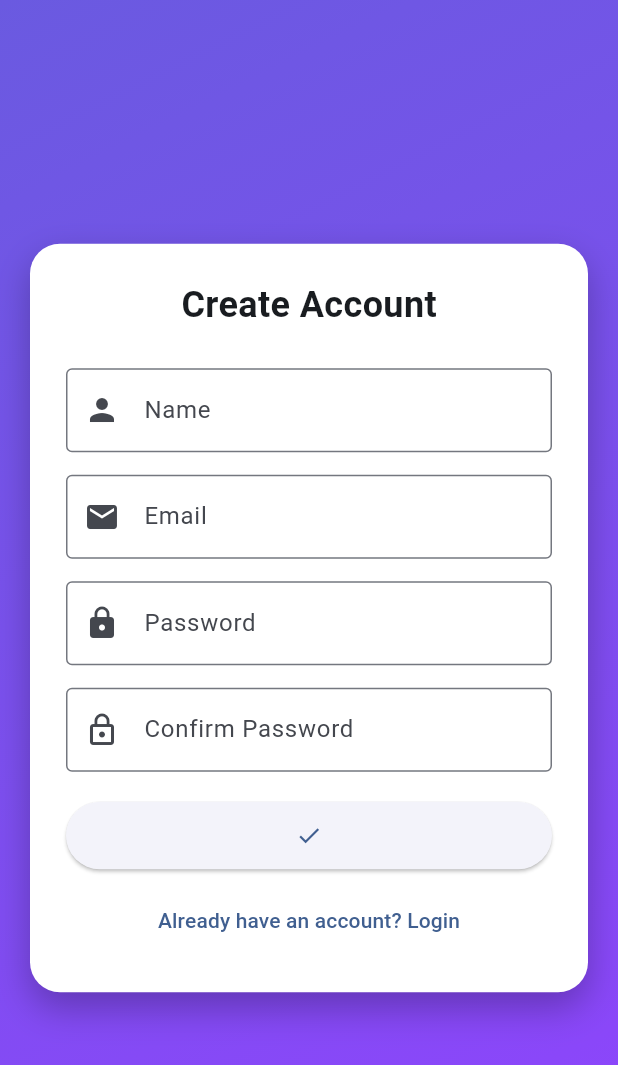
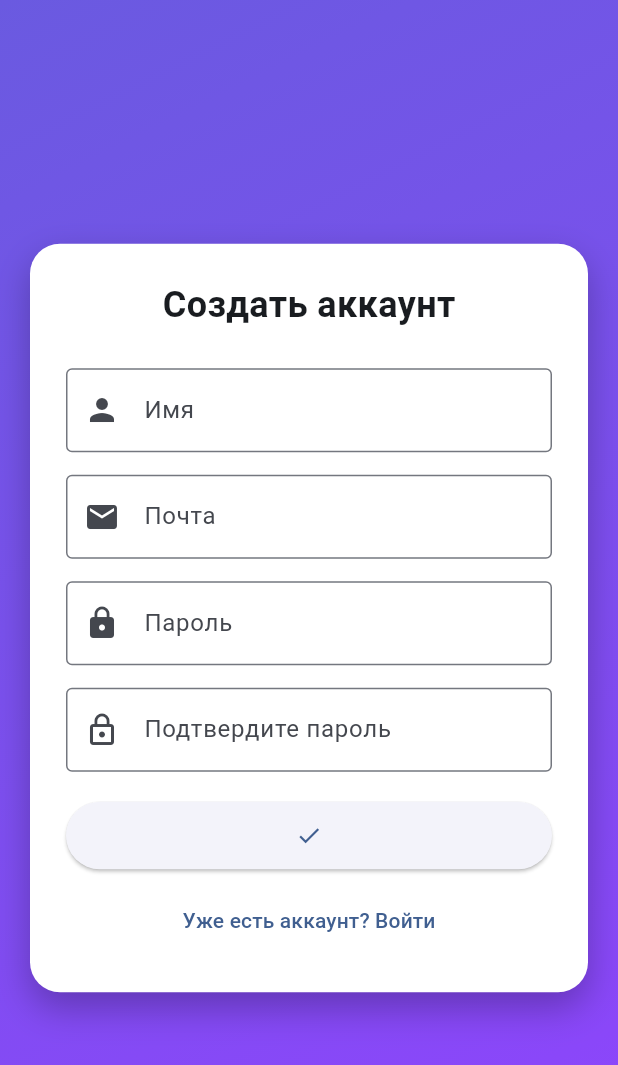
Before and after one commit to 132u/new_driver_reports_front, a Flutter app: the RegisterScreen screen opened by its route, on a phone screen of 412 x 824 dp. Shown: the top 1065 px of the screen. Run offline on Flutter 3.47's test engine with Material 3 defaults, Android fonts, the phone set to English and light mode, and no system bars; our stand-ins replace image_picker, jwt_decoder, shared_preferences; accounts and stored records are empty.

Commit message:
added email validator

```diff
--- /dev/null
+++ b/lib/core/validators/email_validator.dart
@@ -0,0 +1,40 @@
+class EmailValidator {
+  static const forbiddenDomains = {
+        "gmail.com",
+        "googlemail.com",
+        "outlook.com",
+        "hotmail.com",
+        "live.com",
+        "msn.com",
+        "yahoo.com",
+        "icloud.com",
+        "me.com",
+        "mac.com",
+        "proton.me",
+        "protonmail.com",
+        "tuta.com",
+        "tutanota.com",
+        "aol.com",
+        "mail.com",
+        "gmx.com",
+        "gmx.de",
+        "gmx.net",
+        "zoho.com",
+        "fastmail.com",
+        "hey.com",
+        "runbox.com",
+        "posteo.de",
+        "mailfence.com",
+        "startmail.com",
+        "migadu.com",
+        "hushmail.com",
+  };
+
+  static bool IsRussianEmail(String email) {
+    final parts = email.toLowerCase().trim().split('@');
+
+    if (parts.length != 2) return false;
+
+    return !forbiddenDomains.contains(parts[1]);
+  }
+}
--- a/lib/screens/login_screen.dart
+++ b/lib/screens/login_screen.dart
@@ -107,7 +107,7 @@ class _LoginScreenState extends State<LoginScreen> {
                     TextField(
                       controller: emailController,
                       decoration: const InputDecoration(
-                        labelText: "Email",
+                        labelText: "Почта",
                         prefixIcon: Icon(Icons.email),
                         border: OutlineInputBorder(),
                       ),
@@ -117,7 +117,7 @@ class _LoginScreenState extends State<LoginScreen> {
                       controller: passwordController,
                       obscureText: true,
                       decoration: const InputDecoration(
-                        labelText: "Password",
+                        labelText: "Пароль",
                         prefixIcon: Icon(Icons.lock),
                         border: OutlineInputBorder(),
                       ),
@@ -136,7 +136,7 @@ class _LoginScreenState extends State<LoginScreen> {
                       onPressed: () {
                         Navigator.pushNamed(context, '/register');
                       },
-                      child: const Text("Create account"),
+                      child: const Text("Еще нет аккаунта? Зарегистроваться"),
                     ),
                     const SizedBox(height: 5),
                   ],
--- a/lib/screens/register_screen.dart
+++ b/lib/screens/register_screen.dart
@@ -1,3 +1,4 @@
+import 'package:driver_reports_app/core/validators/email_validator.dart';
 import 'package:flutter/material.dart';
 import '../core/api/auth_service.dart';
 
@@ -18,11 +19,20 @@ class _RegisterScreenState extends State<RegisterScreen> {
   void register() async {
     if (passwordController.text != confirmPasswordController.text) {
       ScaffoldMessenger.of(context).showSnackBar(
-        const SnackBar(content: Text("Passwords do not match")),
+        const SnackBar(content: Text("Пароли не совпадают")),
       );
       return;
     }
-
+    if (!EmailValidator.IsRussianEmail(emailController.text)) {
+      ScaffoldMessenger.of(context).showSnackBar(
+        const SnackBar(
+          content: Text(
+            'Регистрация с иностранных почтовых сервисов (gmali, hotmail and etc) недоступна.',
+          ),
+        ),
+      );
+      return;
+    }
     final success = await authService.register(
       nameController.text,
       emailController.text,
@@ -72,7 +82,7 @@ class _RegisterScreenState extends State<RegisterScreen> {
                       mainAxisSize: MainAxisSize.min,
                       children: [
                         const Text(
-                          "Create Account",
+                          "Создать аккаунт",
                           style: TextStyle(
                             fontSize: 24,
                             fontWeight: FontWeight.bold,
@@ -85,7 +95,7 @@ class _RegisterScreenState extends State<RegisterScreen> {
                         TextFormField(
                           controller: nameController,
                           decoration: const InputDecoration(
-                            labelText: "Name",
+                            labelText: "Имя",
                             prefixIcon: Icon(Icons.person),
                             border: OutlineInputBorder(),
                           ),
@@ -103,7 +113,7 @@ class _RegisterScreenState extends State<RegisterScreen> {
                         TextFormField(
                           controller: emailController,
                           decoration: const InputDecoration(
-                            labelText: "Email",
+                            labelText: "Почта",
                             prefixIcon: Icon(Icons.email),
                             border: OutlineInputBorder(),
                           ),
@@ -129,7 +139,7 @@ class _RegisterScreenState extends State<RegisterScreen> {
                           controller: passwordController,
                           obscureText: true,
                           decoration: const InputDecoration(
-                            labelText: "Password",
+                            labelText: "Пароль",
                             prefixIcon: Icon(Icons.lock),
                             border: OutlineInputBorder(),
                           ),
@@ -148,7 +158,7 @@ class _RegisterScreenState extends State<RegisterScreen> {
                           controller: confirmPasswordController,
                           obscureText: true,
                           decoration: const InputDecoration(
-                            labelText: "Confirm Password",
+                            labelText: "Подтвердите пароль",
                             prefixIcon: Icon(Icons.lock_outline),
                             border: OutlineInputBorder(),
                           ),
@@ -182,7 +192,7 @@ class _RegisterScreenState extends State<RegisterScreen> {
                           onPressed: () {
                             Navigator.pushReplacementNamed(context, '/login');
                           },
-                          child: const Text("Already have an account? Login"),
+                          child: const Text("Уже есть аккаунт? Войти"),
                         ),
                       ],
                     ),
```
